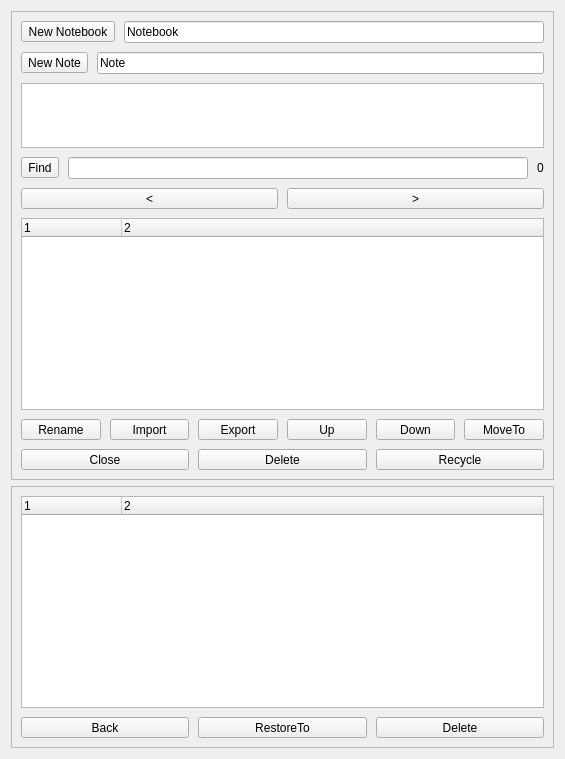
Above: src/Notes/NotesList.ui from ic005k/Knot-Legacy before the change. Below: the same form after it.
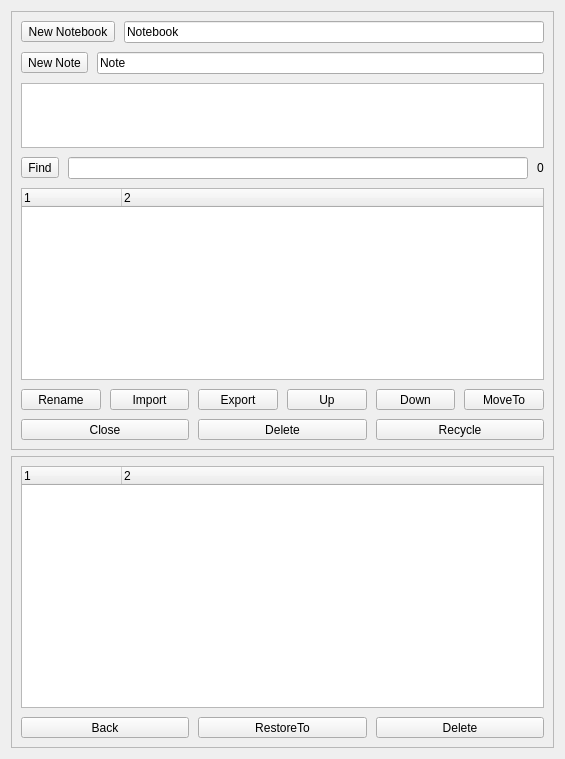
That is the form after the change. Icons and pictures are not drawn.

Commit message: find notes

Patch:
```diff
--- a/src/Notes/NotesList.ui
+++ b/src/Notes/NotesList.ui
@@ -157,42 +157,6 @@
         </item>
        </layout>
       </item>
-      <item>
-       <layout class="QHBoxLayout" name="horizontalLayout_8">
-        <item>
-         <widget class="QToolButton" name="btnPrev">
-          <property name="sizePolicy">
-           <sizepolicy hsizetype="Preferred" vsizetype="Fixed">
-            <horstretch>0</horstretch>
-            <verstretch>0</verstretch>
-           </sizepolicy>
-          </property>
-          <property name="text">
-           <string>&lt;</string>
-          </property>
-          <property name="shortcut">
-           <string>Shift+Return</string>
-          </property>
-         </widget>
-        </item>
-        <item>
-         <widget class="QToolButton" name="btnNext">
-          <property name="sizePolicy">
-           <sizepolicy hsizetype="Preferred" vsizetype="Fixed">
-            <horstretch>0</horstretch>
-            <verstretch>0</verstretch>
-           </sizepolicy>
-          </property>
-          <property name="text">
-           <string>&gt;</string>
-          </property>
-          <property name="shortcut">
-           <string/>
-          </property>
-         </widget>
-        </item>
-       </layout>
-      </item>
       <item>
        <widget class="QTreeWidget" name="treeWidget">
         <column>
```
The commit also changes 7 other files.
